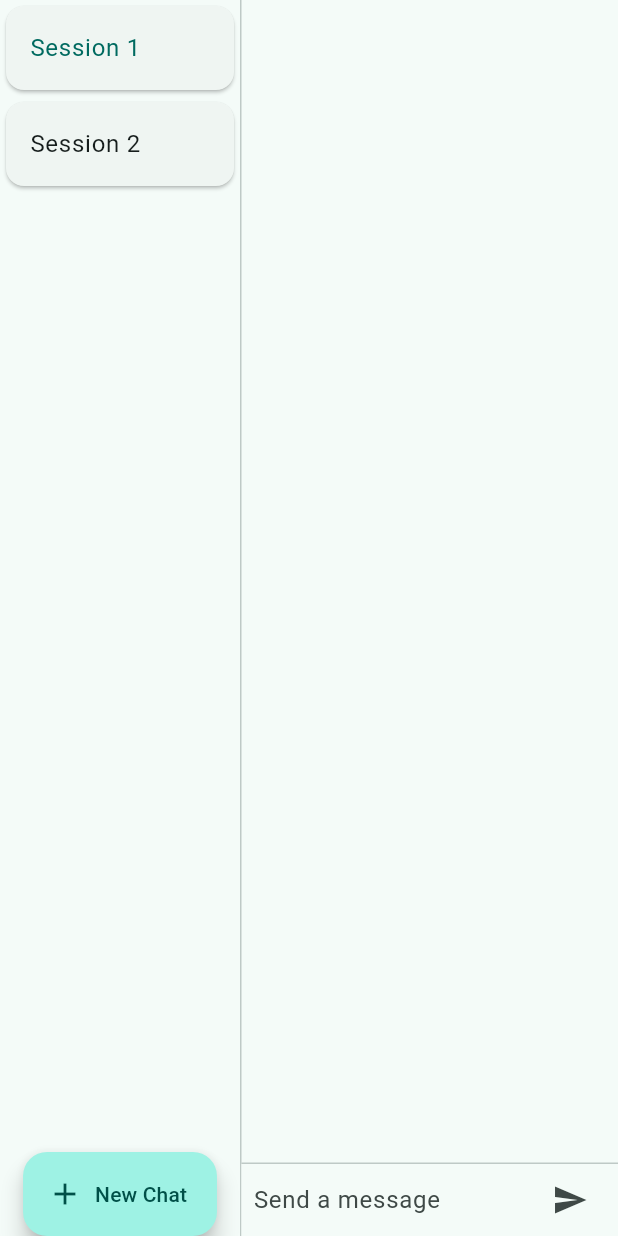
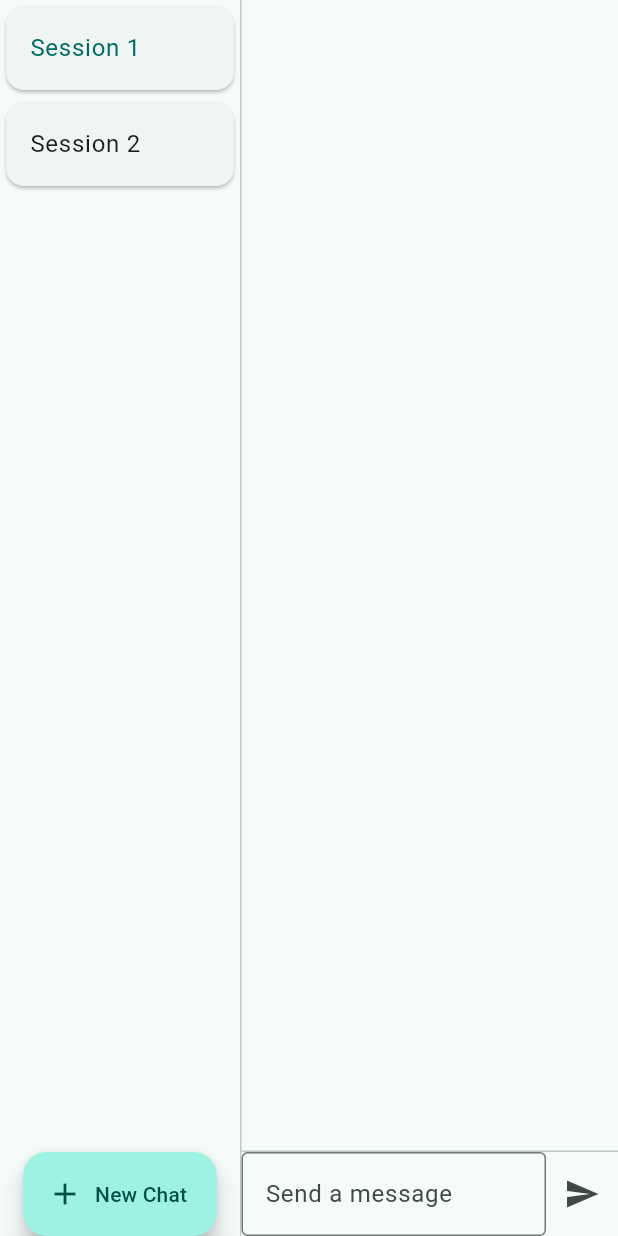
Before and after one commit to crazytan/ChatMaster, a Flutter app: the screen it shows after launch, on a phone screen of 412 x 824 dp. Run offline on Flutter 3.47's test engine with Material 2 defaults, Android fonts, the phone set to English and light mode, and no system bars; our stand-ins replace envied; missing offline and left inert: dart_openai; generated files the repository leaves out were written again.

Commit message:
Add text input border.

```diff
--- a/lib/text_composer.dart
+++ b/lib/text_composer.dart
@@ -17,18 +17,17 @@ class _TextComposerState extends State<TextComposer> {
 
   @override
   Widget build(BuildContext context) {
-    return Container(
-      margin: const EdgeInsets.symmetric(horizontal: 8.0),
-      child: Row(
+    return Row(
       children: [
         Expanded(
           child: TextField(
             controller: _textController,
-              decoration: const InputDecoration.collapsed(hintText: "Send a message"),
+            decoration: const InputDecoration(hintText: "Send a message", border: OutlineInputBorder()),
             onSubmitted: (text) {
               _handleSubmitted(context, text);
             },
             focusNode: widget.focusNode,
+            maxLines: null,
           ),
         ),
         IconButton(
@@ -36,7 +35,6 @@ class _TextComposerState extends State<TextComposer> {
           onPressed: () => _handleSubmitted(context, _textController.text),
         ),
       ],
-      ),
     );
   }
 
```
Lines whose indentation alone changed are shown as unchanged.
